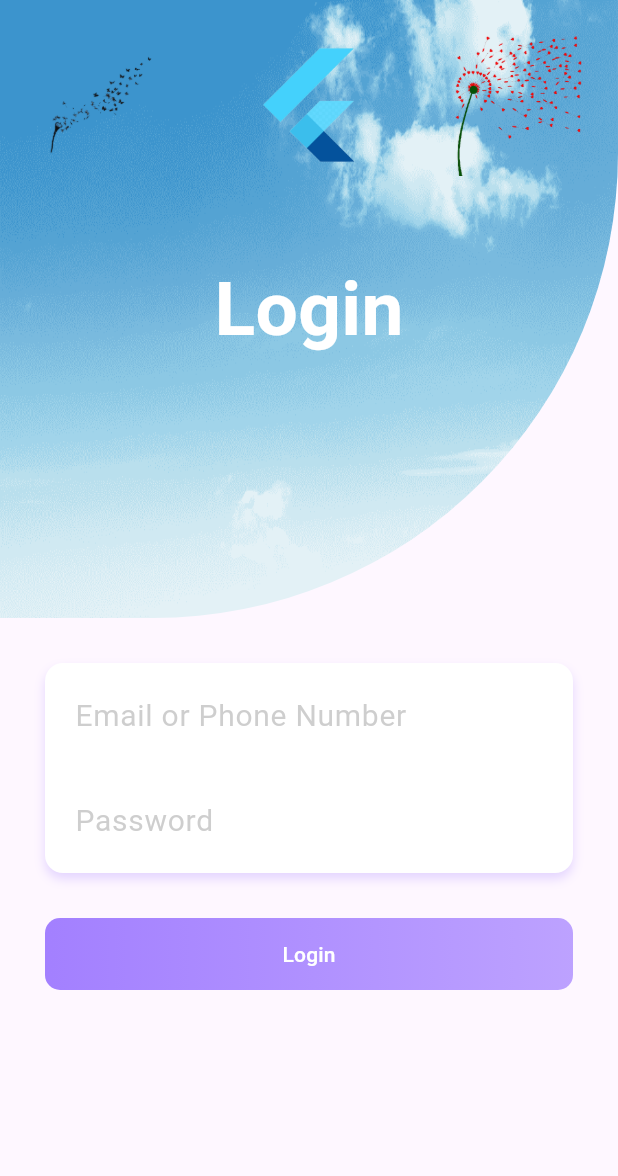
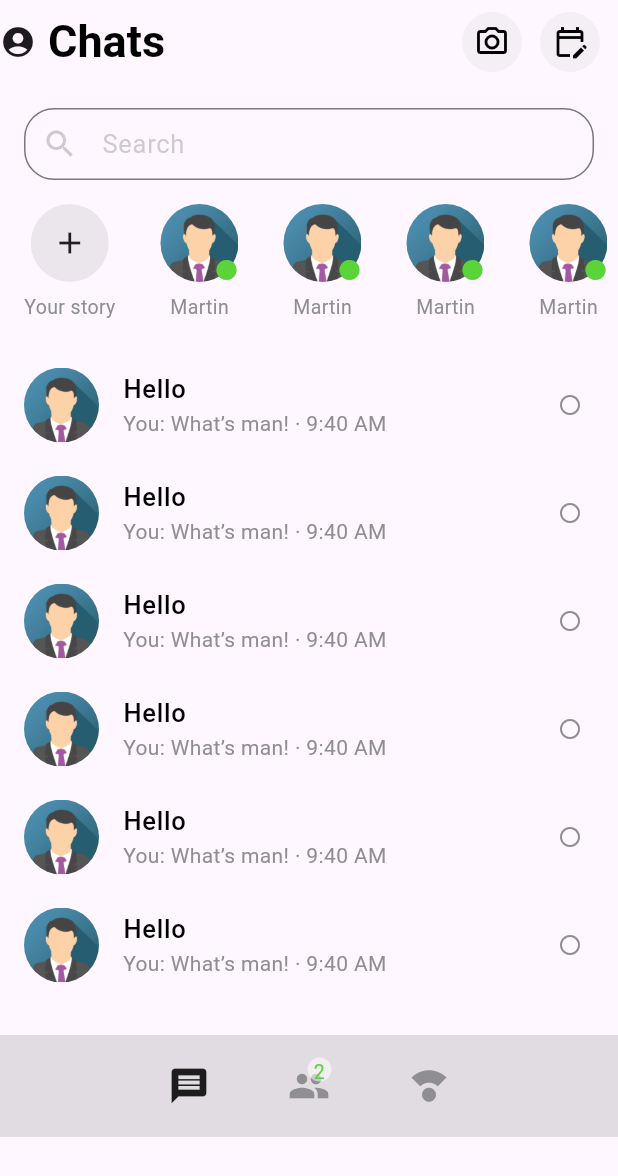
Before and after one commit to HoangUET51/login, a Flutter app: the screen it shows after launch, on a phone screen of 412 x 824 dp. Shown: the top 1176 px of the screen. Run offline on Flutter 3.47's test engine with Material 2 defaults, Android fonts, the phone set to English and light mode, and no system bars.

Commit message:
listView

```diff
--- /dev/null
+++ b/lib/common/AppColors.dart
@@ -0,0 +1,7 @@
+import 'package:flutter/material.dart';
+
+class AppColor {
+  static const Color titleColor = Color(0xff000000);
+  static const Color tickColor = Color(0xff5AD439);
+  static const Color subTitleColor = Color(0xff8E8E93);
+}
--- /dev/null
+++ b/lib/listView.dart
@@ -0,0 +1,249 @@
+import 'package:first_app/common/AppColors.dart';
+import 'package:flutter/material.dart';
+
+class Messages extends StatelessWidget {
+  const Messages({Key? key}) : super(key: key);
+
+  @override
+  Widget build(BuildContext context) {
+    return Scaffold(
+      appBar: PreferredSize(
+          preferredSize: Size.fromHeight(68),
+          child: AppBar(
+            leading: Icon(Icons.account_circle_rounded),
+            leadingWidth: 16,
+            title: Text(
+              "Chats",
+              style: TextStyle(
+                  fontWeight: FontWeight.w700,
+                  color: AppColor.titleColor,
+                  fontSize: 30),
+            ),
+            actions: [
+              Padding(
+                padding: const EdgeInsets.only(right: 12),
+                child: Container(
+                  child: Icon(
+                    Icons.camera_alt_outlined,
+                    color: AppColor.titleColor,
+                  ),
+                  width: 40,
+                  height: 40,
+                  decoration: BoxDecoration(
+                    borderRadius: BorderRadius.circular(20),
+                    color: Colors.grey.withOpacity(0.1),
+                  ),
+                ),
+              ),
+              Padding(
+                padding: const EdgeInsets.only(right: 12),
+                child: Container(
+                  child: Icon(Icons.edit_calendar_outlined,
+                      color: AppColor.titleColor),
+                  width: 40,
+                  height: 40,
+                  decoration: BoxDecoration(
+                    borderRadius: BorderRadius.circular(20),
+                    color: Colors.grey.withOpacity(0.1),
+                  ),
+                ),
+              )
+            ],
+          )),
+      body: Column(
+        children: [
+          Padding(
+            padding:
+                const EdgeInsets.only(left: 16, right: 16, top: 4, bottom: 8),
+            child: TextField(
+                style: TextStyle(
+                    fontSize: 17, color: Colors.grey.withOpacity(0.5)),
+                decoration: InputDecoration(
+                    prefixIcon: Icon(
+                      Icons.search,
+                      color: Colors.grey.withOpacity(0.5),
+                    ),
+                    border: OutlineInputBorder(
+                        borderRadius: BorderRadius.circular(20)),
+                    hintText: 'Search',
+                    hintStyle: TextStyle(
+                        color: Colors.grey.withOpacity(0.5), fontSize: 17),
+                    contentPadding:
+                        EdgeInsets.only(top: 6, bottom: 8, left: 20))),
+          ),
+          Container(
+            padding: EdgeInsets.only(left: 16, top: 8, bottom: 16),
+            width: double.infinity,
+            height: 106,
+            child: ListView.separated(
+              scrollDirection: Axis.horizontal,
+              separatorBuilder: (context, position) {
+                return SizedBox(
+                  width: 30,
+                );
+              },
+              itemCount: 5,
+              itemBuilder: (context, int index) {
+                if (index == 0) {
+                  return Column(
+                    children: [
+                      Container(
+                        child: Icon(Icons.add),
+                        width: 52,
+                        height: 52,
+                        decoration: BoxDecoration(
+                            borderRadius: BorderRadius.circular(38),
+                            color: Colors.grey.withOpacity(0.2)),
+                      ),
+                      SizedBox(height: 7),
+                      Text(
+                        "Your story",
+                        style: TextStyle(
+                            fontSize: 13,
+                            fontWeight: FontWeight.w400,
+                            color: AppColor.subTitleColor),
+                      )
+                    ],
+                  );
+                } else {
+                  return Column(
+                    children: [
+                      Stack(alignment: Alignment.bottomRight, children: [
+                        Positioned(
+                          child: Container(
+                            child: ClipRRect(
+                                borderRadius: BorderRadius.circular(28),
+                                child: Image.asset("assets/images/avatar.png")),
+                            width: 52,
+                            height: 52,
+                          ),
+                        ),
+                        Positioned(
+                            child: Icon(
+                          Icons.circle,
+                          color: AppColor.tickColor,
+                          size: 16,
+                        ))
+                      ]),
+                      SizedBox(height: 7),
+                      Text(
+                        "Martin",
+                        style: TextStyle(
+                            fontSize: 13,
+                            fontWeight: FontWeight.w400,
+                            color: AppColor.subTitleColor),
+                      )
+                    ],
+                  );
+                }
+              },
+            ),
+          ),
+          Container(
+            width: double.infinity,
+            height: 456,
+            child: ListView.separated(
+                itemBuilder: (context, index) {
+                  return ListTile(
+                    leading: Container(
+                      child: ClipRRect(
+                          borderRadius: BorderRadius.circular(25),
+                          child: Image.asset("assets/images/avatar.png")),
+                      width: 50,
+                      height: 50,
+                    ),
+                    title: Text(
+                      "Hello",
+                      style: TextStyle(
+                          fontWeight: FontWeight.w500,
+                          fontSize: 17,
+                          color: AppColor.titleColor),
+                    ),
+                    subtitle: Text(
+                      "You: What’s man! · 9:40 AM",
+                      style: TextStyle(
+                          fontSize: 14,
+                          fontWeight: FontWeight.w400,
+                          color: AppColor.subTitleColor),
+                    ),
+                    trailing: Icon(
+                      Icons.circle_outlined,
+                      color: AppColor.subTitleColor,
+                      size: 16,
+                    ),
+                  );
+                },
+                separatorBuilder: (context, position) {
+                  return SizedBox(
+                    width: 20,
+                  );
+                },
+                itemCount: 6),
+          ),
+          Container(
+            color: Colors.grey.withOpacity(0.3),
+            width: double.infinity,
+            height: 68,
+            child: Row(
+              mainAxisAlignment: MainAxisAlignment.center,
+              children: [
+                Container(
+                    width: 80,
+                    height: 52,
+                    child: Icon(
+                      Icons.message,
+                      size: 28,
+                    )),
+                Container(
+                  width: 80,
+                  height: 52,
+                  child: Stack(
+                    alignment: Alignment.topRight,
+                    children: [
+                      Positioned(
+                        top: 0,
+                        left: 0,
+                        right: 0,
+                        bottom: 0,
+                        child: Icon(
+                          Icons.people,
+                          size: 28,
+                          color: AppColor.subTitleColor,
+                        ),
+                      ),
+                      Positioned(
+                        top: 7,
+                        right: 25,
+                        child: Container(
+                          width: 16,
+                          height: 16,
+                          decoration: BoxDecoration(
+                              borderRadius: BorderRadius.circular(8),
+                              color: Colors.white54),
+                          child: Text(
+                            "2",
+                            style: TextStyle(
+                                fontSize: 13, color: AppColor.tickColor),
+                            textAlign: TextAlign.center,
+                          ),
+                        ),
+                      )
+                    ],
+                  ),
+                ),
+                Container(
+                    width: 80,
+                    height: 52,
+                    child: Icon(
+                      Icons.compass_calibration,
+                      size: 28,
+                      color: AppColor.subTitleColor,
+                    ))
+              ],
+            ),
+          )
+        ],
+      ),
+    );
+  }
+}
--- a/lib/main.dart
+++ b/lib/main.dart
@@ -1,4 +1,4 @@
-import 'package:first_app/login.dart';
+import 'package:first_app/listView.dart';
 import 'package:flutter/material.dart';
 
 void main() {
@@ -7,21 +7,23 @@ void main() {
 
 class MyApp extends StatelessWidget {
   const MyApp({super.key});
+
   @override
   Widget build(BuildContext context) {
     return MaterialApp(
+        debugShowCheckedModeBanner: false,
         title: 'Flutter Demo',
         theme: ThemeData(
           colorScheme: ColorScheme.fromSeed(seedColor: Colors.deepPurple),
           useMaterial3: true,
         ),
-      home: const Login(),
-    );
+        home: const Messages());
   }
 }
 
 class MyHomePage extends StatefulWidget {
   const MyHomePage({super.key, required this.title});
+
   final String title;
 
   @override
@@ -50,26 +52,32 @@ class _MyHomePageState extends State<MyHomePage> {
           children: <Widget>[
             const Text(
               'Hello: hoang.vuvan',
-              style: TextStyle(fontSize: 32, fontWeight: FontWeight.w700,color: Colors.lime,backgroundColor: Colors.blueGrey),
+              style: TextStyle(
+                  fontSize: 32,
+                  fontWeight: FontWeight.w700,
+                  color: Colors.lime,
+                  backgroundColor: Colors.blueGrey),
             ),
             Text(
               '$_counter',
               style: Theme.of(context).textTheme.headlineMedium,
             ),
-            const Text.rich(
+            const Text.rich(TextSpan(text: "Hello", children: <TextSpan>[
               TextSpan(
-                text: "Hello",
-                children: <TextSpan>[
-                  TextSpan(text: ' Thea!',style: TextStyle(fontWeight: FontWeight.w700)),
+                  text: ' Thea!',
+                  style: TextStyle(fontWeight: FontWeight.w700)),
               TextSpan(text: ' My name Hoang TB 113')
-                ]
-              )
-            ),
+            ])),
             ElevatedButton(onPressed: () {}, child: Text("Hello")),
-            ElevatedButton.icon(onPressed: (){}, icon: Icon(Icons.ac_unit), label: Text("Button Click Here")),
-            TextButton(onPressed: (){
+            ElevatedButton.icon(
+                onPressed: () {},
+                icon: Icon(Icons.ac_unit),
+                label: Text("Button Click Here")),
+            TextButton(
+                onPressed: () {
                   print("hello click");
-            }, child: Text('Click me'))
+                },
+                child: Text('Click me'))
             // ElevatedButton.icon(onPressed: (){}, icon: "", label: Text("Hello"))
           ],
         ),
```
Also changed, not shown: assets/images/avatar.png (added). Lines whose indentation alone changed are shown as unchanged.
